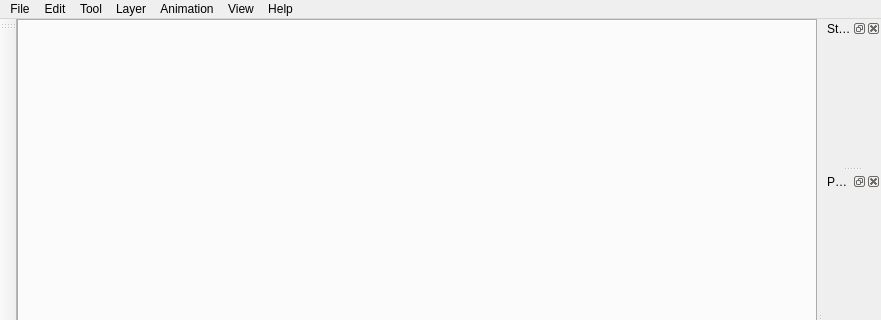
First picture: the form in seditor.ui, repository SGIS-Dev-Team/SGIS, before the edit; both pictures show x 0 to 881 and y 0 to 320 of the 881 by 647 pixel window.
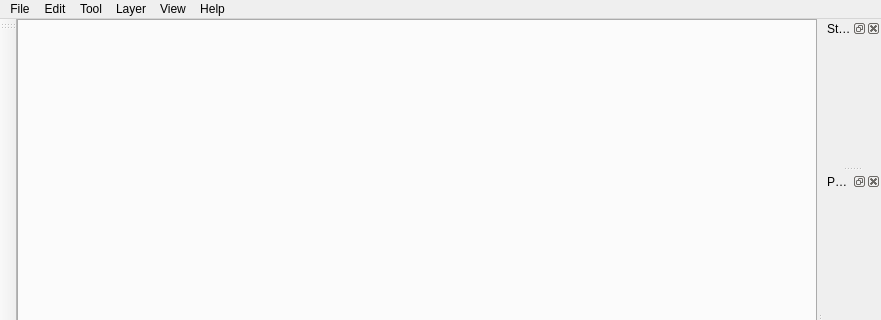
Second picture: the form after the edit.

The edit to the form file:
```diff
--- a/seditor.ui
+++ b/seditor.ui
@@ -167,19 +167,10 @@
     <addaction name="separator"/>
     <addaction name="mActionPreferences"/>
    </widget>
-   <widget class="QMenu" name="mMenuAnimation">
-    <property name="title">
-     <string>Animation</string>
-    </property>
-    <addaction name="mActionShake"/>
-    <addaction name="mActionMotion"/>
-    <addaction name="mActionSpin"/>
-   </widget>
    <addaction name="mMenuFile"/>
    <addaction name="mMenuEdit"/>
    <addaction name="menuTools"/>
    <addaction name="menuLayer"/>
-   <addaction name="mMenuAnimation"/>
    <addaction name="menuView"/>
    <addaction name="mMenuHelp"/>
   </widget>
```
Left out of the diff: 10 changed lines with no effect on the pictures.
